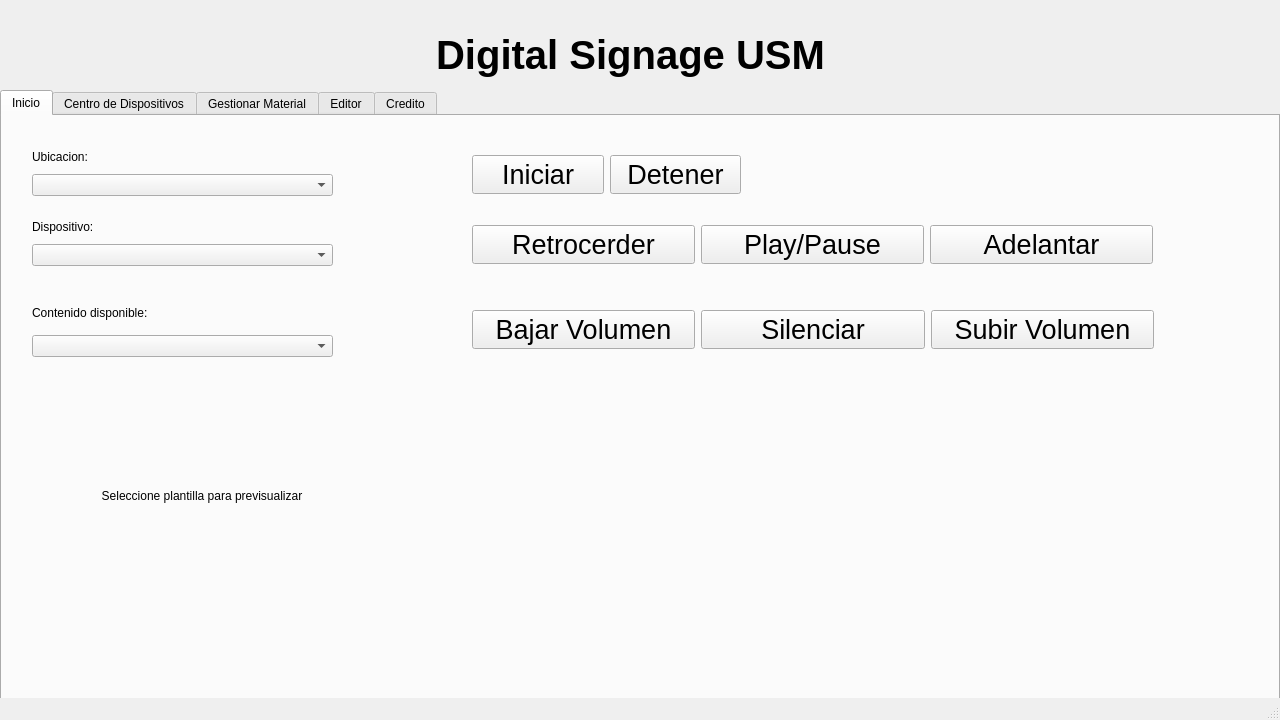
seba-saca/Digital_Signage_USM, file ProyectoQT/Interfaz_Digital_SIgnage_USM/mainwindow.ui: the form before one commit.
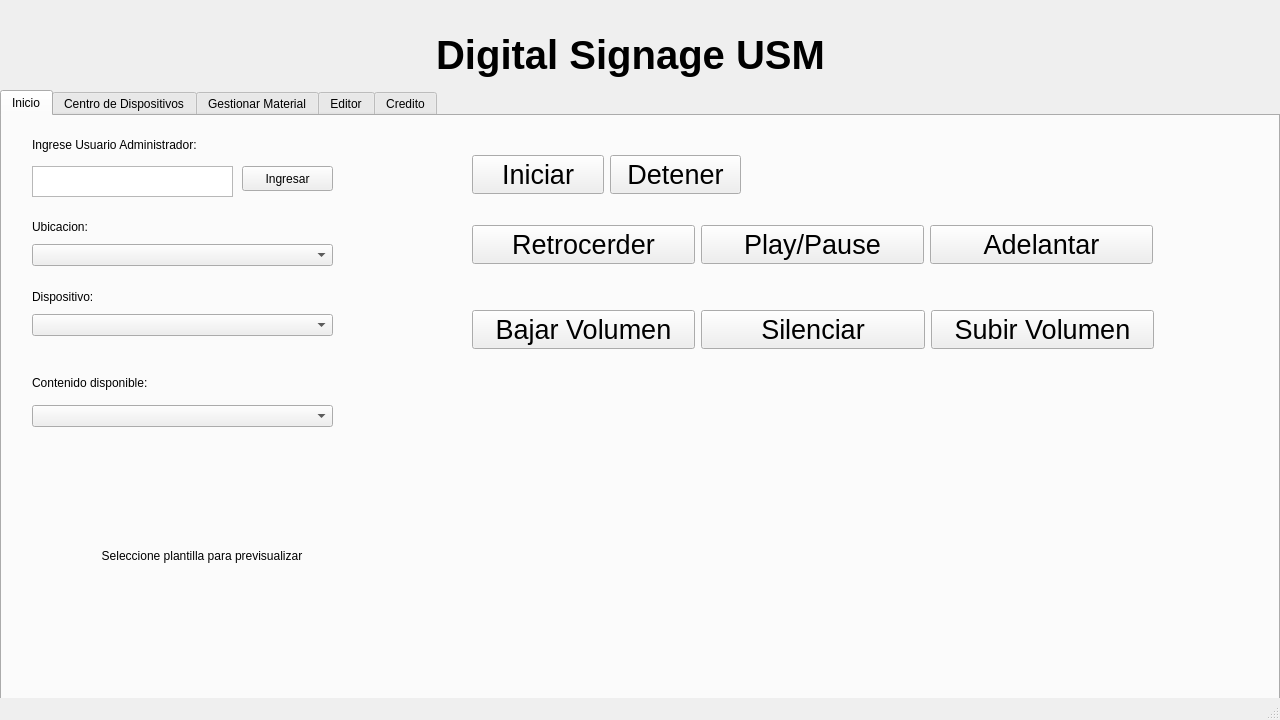
The form after the commit. Icons and pictures are not drawn.

The edit to the form file:
```diff
--- a/ProyectoQT/Interfaz_Digital_SIgnage_USM/mainwindow.ui
+++ b/ProyectoQT/Interfaz_Digital_SIgnage_USM/mainwindow.ui
@@ -73,7 +73,7 @@
       <property name="geometry">
        <rect>
         <x>30</x>
-        <y>100</y>
+        <y>170</y>
         <width>301</width>
         <height>50</height>
        </rect>
@@ -95,7 +95,7 @@
       <property name="geometry">
        <rect>
         <x>30</x>
-        <y>180</y>
+        <y>250</y>
         <width>301</width>
         <height>61</height>
        </rect>
@@ -117,7 +117,7 @@
       <property name="geometry">
        <rect>
         <x>30</x>
-        <y>30</y>
+        <y>100</y>
         <width>301</width>
         <height>50</height>
        </rect>
@@ -343,7 +343,7 @@
       <property name="geometry">
        <rect>
         <x>20</x>
-        <y>260</y>
+        <y>320</y>
         <width>360</width>
         <height>240</height>
        </rect>
@@ -373,6 +373,42 @@
        <set>Qt::AlignCenter</set>
       </property>
      </widget>
+     <widget class="QPushButton" name="boton_admin">
+      <property name="geometry">
+       <rect>
+        <x>240</x>
+        <y>50</y>
+        <width>91</width>
+        <height>25</height>
+       </rect>
+      </property>
+      <property name="text">
+       <string>Ingresar</string>
+      </property>
+     </widget>
+     <widget class="QPlainTextEdit" name="texto_admin">
+      <property name="geometry">
+       <rect>
+        <x>30</x>
+        <y>50</y>
+        <width>201</width>
+        <height>31</height>
+       </rect>
+      </property>
+     </widget>
+     <widget class="QLabel" name="label_admin">
+      <property name="geometry">
+       <rect>
+        <x>30</x>
+        <y>20</y>
+        <width>221</width>
+        <height>17</height>
+       </rect>
+      </property>
+      <property name="text">
+       <string>Ingrese Usuario Administrador:</string>
+      </property>
+     </widget>
     </widget>
     <widget class="QWidget" name="Dispositivos">
      <attribute name="title">
```
